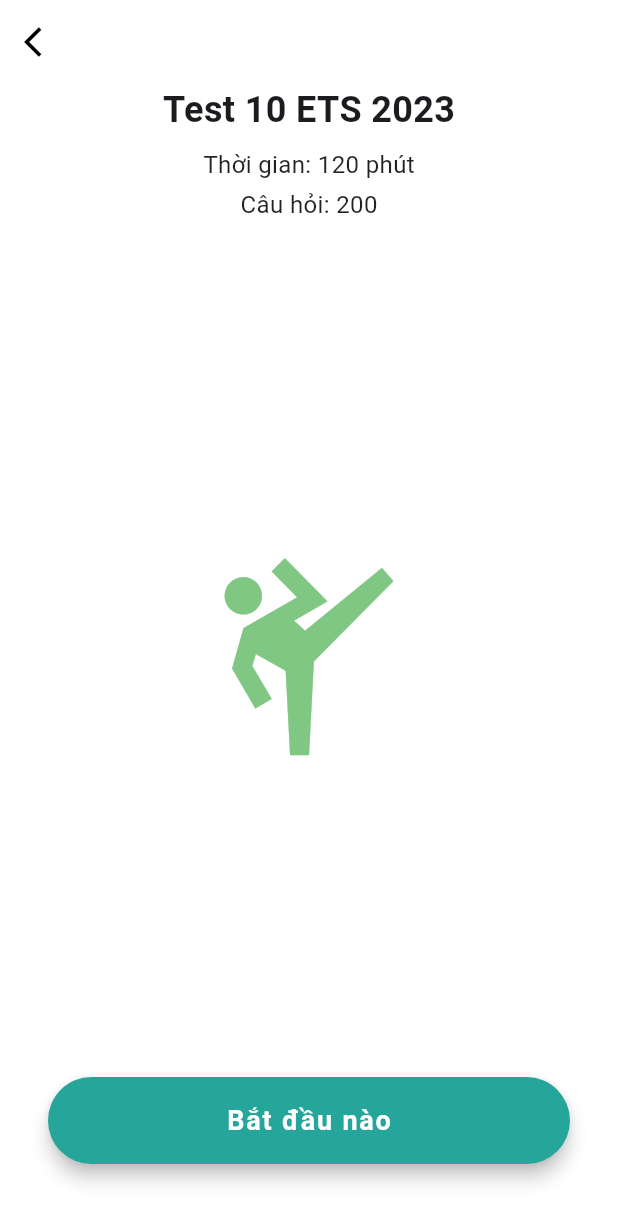
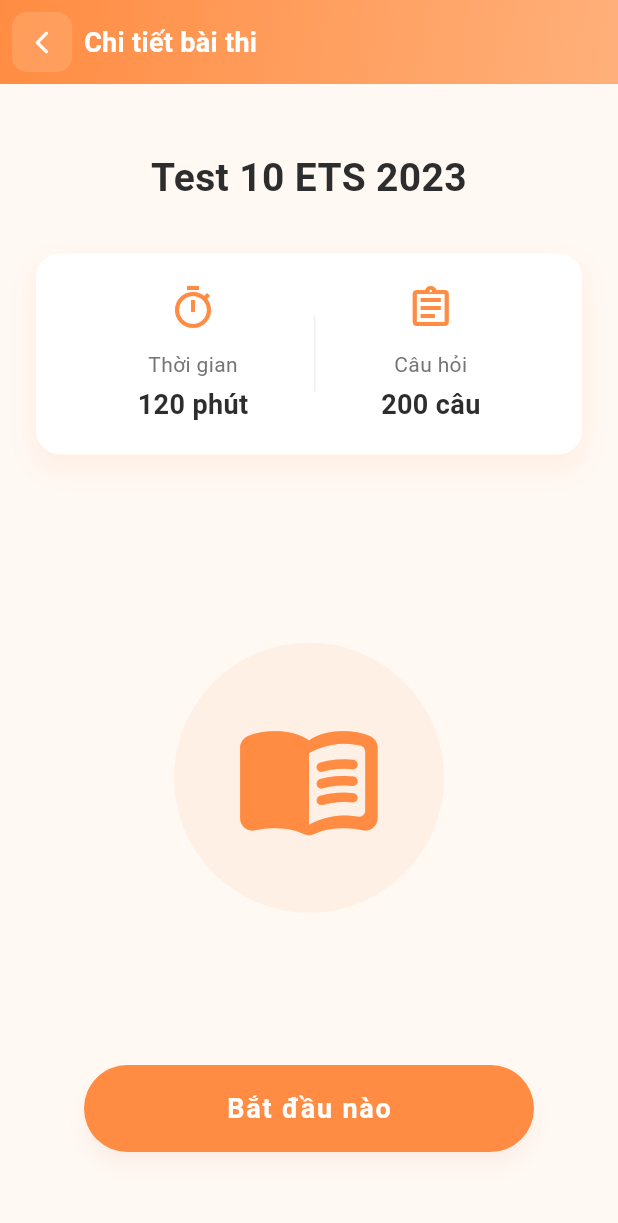
Before and after one commit to TranMinhTan3110/toeic-mobile-app, a Flutter app: the TestListScreen screen opened directly, after a tap on an icon or button, on a phone screen of 412 x 824 dp. Shown: the top 1223 px of the screen. Run offline on Flutter 3.47's test engine with Material 3 defaults, Android fonts, the phone set to English and light mode, and no system bars.

Commit message:
feat: refactor-exam-screens-and-integrate-custom-components
- Integrate CustomAppBar into TestListScreen, TestDetailScreen, and SeeMoreScreen.
- Restructure TestDetailScreen UI with an info card (duration, questions) and a new style-compliant icon.
- Update StartExamButton to sync with the AppColors.primary color palette.
- Implement SeeMoreScreen using ListView combined with the TestCard widget.
- Ensure UI and color consistency across all exam-related screens.

```diff
--- a/lib/ui/screens/exam/test_detail_screen.dart
+++ b/lib/ui/screens/exam/test_detail_screen.dart
@@ -1,6 +1,8 @@
 import 'package:flutter/material.dart';
+import '../../../core/theme/app_colors.dart';
 import '../../../data/models/test_info.dart';
 import '../../widgets/buttons/start_exam_button.dart';
+import '../../widgets/common/custom_app_bar.dart';
 
 class TestDetailScreen extends StatelessWidget {
   final TestInfo testData;
@@ -10,53 +12,128 @@
   @override
   Widget build(BuildContext context) {
     return Scaffold(
-      backgroundColor: Colors.white,
-      appBar: AppBar(
-        backgroundColor: Colors.transparent,
-        elevation: 0,
-        leading: IconButton(
-          icon: const Icon(Icons.arrow_back_ios, color: Colors.black),
-          onPressed: () => Navigator.pop(context),
+      backgroundColor: AppColors.background,
+      appBar: const CustomAppBar(
+        title: 'Chi tiết bài thi',
+        // showBackButton mặc định là true trong CustomAppBar rồi nên không cần khai báo lại
       ),
-      ),
-      body: Column(
+      body: Padding(
+        padding: const EdgeInsets.all(24.0),
+        child: Column(
+          crossAxisAlignment: CrossAxisAlignment.center,
           children: [
+            const SizedBox(height: 20),
+
+            // Tiêu đề bài thi
             Text(
               testData.title,
-            style: const TextStyle(fontSize: 24, fontWeight: FontWeight.bold),
+              textAlign: TextAlign.center,
+              style: const TextStyle(
+                fontSize: 26,
+                fontWeight: FontWeight.bold,
+                color: AppColors.textPrimary, // Màu chữ chuẩn
               ),
-          const SizedBox(height: 8),
-          Text(
-            'Thời gian: ${testData.duration} phút',
-            style: const TextStyle(fontSize: 16, color: Colors.black87),
-          ),
-          const SizedBox(height: 4),
-          Text(
-            'Câu hỏi: ${testData.questionCount}',
-            style: const TextStyle(fontSize: 16, color: Colors.black87),
             ),
 
             const SizedBox(height: 32),
 
+            // Box thông tin (Thời gian & Số câu)
+            Container(
+              padding: const EdgeInsets.symmetric(vertical: 20, horizontal: 24),
+              decoration: BoxDecoration(
+                color: AppColors.surface, // Nền trắng
+                borderRadius: BorderRadius.circular(16),
+                boxShadow: const [
+                  BoxShadow(
+                    color: AppColors.shadow, // Bóng đổ màu cam nhẹ
+                    blurRadius: 15,
+                    offset: Offset(0, 8),
+                  ),
+                ],
+              ),
+              child: Row(
+                mainAxisAlignment: MainAxisAlignment.spaceEvenly,
+                children: [
+                  _buildInfoItem(
+                    icon: Icons.timer_outlined,
+                    label: 'Thời gian',
+                    value: '${testData.duration} phút',
+                  ),
+
+                  // Dòng kẻ dọc chia tách 2 cột
+                  Container(width: 1, height: 50, color: AppColors.divider),
+
+                  _buildInfoItem(
+                    icon: Icons.assignment_outlined,
+                    label: 'Câu hỏi',
+                    value: '${testData.questionCount} câu',
+                  ),
+                ],
+              ),
+            ),
+
+            const SizedBox(height: 40),
+
+            // Icon / Hình minh họa ở giữa màn hình
             Expanded(
               child: Center(
-              child: Icon(
-                Icons.sports_martial_arts,
-                size: 150,
-                color: Colors.green.shade300,
+                child: Container(
+                  padding: const EdgeInsets.all(40),
+                  decoration: const BoxDecoration(
+                    color:
+                        AppColors.surfaceVariant, // Nền cam nhạt đằng sau icon
+                    shape: BoxShape.circle,
+                  ),
+                  child: const Icon(
+                    Icons
+                        .menu_book_rounded, // Đổi sang icon sách thay cho martial_arts
+                    size: 100,
+                    color: AppColors.primary, // Đổi màu xanh thành cam chủ đạo
+                  ),
                 ),
               ),
             ),
 
+            // Nút bắt đầu
             StartExamButton(
               onPressed: () {
                 print("Bắt đầu làm bài: ${testData.title}");
+                // TODO: Thêm logic điều hướng sang màn hình làm bài
               },
             ),
 
-          const SizedBox(height: 32),
+            const SizedBox(height: 16),
           ],
+        ),
       ),
     );
   }
+
+  // Widget phụ để tái sử dụng cho cột Thời gian và Số câu hỏi
+  Widget _buildInfoItem({
+    required IconData icon,
+    required String label,
+    required String value,
+  }) {
+    return Column(
+      mainAxisSize: MainAxisSize.min,
+      children: [
+        Icon(icon, color: AppColors.primary, size: 32),
+        const SizedBox(height: 12),
+        Text(
+          label,
+          style: const TextStyle(fontSize: 14, color: AppColors.textSecondary),
+        ),
+        const SizedBox(height: 4),
+        Text(
+          value,
+          style: const TextStyle(
+            fontSize: 18,
+            fontWeight: FontWeight.bold,
+            color: AppColors.textPrimary,
+          ),
+        ),
+      ],
+    );
   }
+}
--- a/lib/ui/screens/exam/test_list_screen.dart
+++ b/lib/ui/screens/exam/test_list_screen.dart
@@ -1,8 +1,10 @@
 import 'package:flutter/material.dart';
+import '../../../core/theme/app_colors.dart';
 import '../../../data/models/test_info.dart';
 import '../../widgets/cards/test_card_widget.dart';
 import 'test_detail_screen.dart';
 import 'see_more_screen.dart';
+import '../../widgets/common/custom_app_bar.dart';
 
 class TestListScreen extends StatelessWidget {
   const TestListScreen({super.key});
@@ -23,11 +25,11 @@
     final listWriting = _generateMockTests('Writing 2023');
 
     return Scaffold(
-      backgroundColor: Colors.white,
-      appBar: AppBar(
-        title: const Text('Thi', style: TextStyle(color: Colors.white)),
-        backgroundColor: const Color(0xFF4DB6AC),
+      backgroundColor: AppColors.background,
+      appBar: const CustomAppBar(
+        title: 'Thi',
         centerTitle: true,
+        showBackButton: false, // Ẩn nút back vì đây là màn hình chính
       ),
       body: SingleChildScrollView(
         child: Padding(
@@ -63,7 +65,11 @@
         Expanded(
           child: Text(
             title,
-            style: const TextStyle(fontSize: 16, fontWeight: FontWeight.bold),
+            style: const TextStyle(
+              fontSize: 16,
+              fontWeight: FontWeight.bold,
+              color: AppColors.textPrimary, // Thêm màu cho text tiêu đề
+            ),
           ),
         ),
         TextButton(
@@ -78,7 +84,7 @@
           child: const Text(
             'Xem thêm',
             style: TextStyle(
-              color: Color(0xFF4DB6AC),
+              color: AppColors.textLink, // Màu cho link / nút bấm dạng chữ
               fontWeight: FontWeight.bold,
             ),
           ),
--- a/lib/ui/screens/test_screen.dart
+++ b/lib/ui/screens/test_screen.dart
@@ -1,6 +1,5 @@
 //dùng để test 3 widget: ReusableImageCard, BoldTextLabel, DescriptionInputBox
 import 'package:flutter/material.dart';
-import 'dart:io';
 import '../widgets/cards/reusable_image_card.dart';
 import '../shared/bold_text_label.dart';
 import '../widgets/inputs/description_input_box.dart';
@@ -14,7 +13,7 @@
 
   @override
   Widget build(BuildContext context) {
-    // Đường dẫn đến hình ảnh trên máy tính (cần test thì thêm vào assets và pubspec.yaml)
+    // Đường dẫn đến hình ảnh trên máy tính (cần test/đổi hình thì thêm hình vào assets và vào pubspec.yaml thêm đường dẫn)
     String imagePath = 'assets/images/cassette_image.jpg';
     return Scaffold(
       appBar: AppBar(
--- a/lib/ui/widgets/buttons/start_exam_button.dart
+++ b/lib/ui/widgets/buttons/start_exam_button.dart
@@ -1,4 +1,5 @@
 import 'package:flutter/material.dart';
+import '../../../core/theme/app_colors.dart';
 
 class StartExamButton extends StatelessWidget {
   final VoidCallback onPressed;
@@ -17,8 +18,9 @@
       margin: const EdgeInsets.symmetric(horizontal: 32.0, vertical: 16.0),
       child: ElevatedButton(
         style: ElevatedButton.styleFrom(
-          backgroundColor: const Color(0xFF26A69A), // Màu xanh chủ đạo
-          foregroundColor: Colors.white,
+          backgroundColor: AppColors.primary,
+          foregroundColor: AppColors.textOnPrimary,
+          shadowColor: AppColors.shadow,
           padding: const EdgeInsets.symmetric(vertical: 16.0),
           shape: RoundedRectangleBorder(
             borderRadius: BorderRadius.circular(30.0),
--- a/lib/ui/widgets/cards/reusable_image_card.dart
+++ b/lib/ui/widgets/cards/reusable_image_card.dart
@@ -24,8 +24,8 @@
         height: height ?? 250.0,
         padding: const EdgeInsets.all(12.0),
         color: Colors.white,
-        child: imagePath != null && imagePath!.isNotEmpty
-            ? Image.asset(imagePath!, fit: BoxFit.contain)
+        child: imagePath.isNotEmpty
+            ? Image.asset(imagePath, fit: BoxFit.contain)
             : const Center(
                 child: Icon(Icons.image, size: 50, color: Colors.grey),
               ),
--- a/lib/ui/widgets/common/custom_app_bar.dart
+++ b/lib/ui/widgets/common/custom_app_bar.dart
@@ -1,5 +1,5 @@
 import 'package:flutter/material.dart';
-import '../core/theme/app_colors.dart';
+import 'package:toeicmobileapp/core/theme/app_colors.dart';
 
 /// Widget AppBar dùng chung cho toàn app.
 ///
@@ -44,9 +44,8 @@
   final TextStyle? titleStyle;
 
   @override
-  Size get preferredSize => Size.fromHeight(
-        kToolbarHeight + (bottom?.preferredSize.height ?? 0),
-      );
+  Size get preferredSize =>
+      Size.fromHeight(kToolbarHeight + (bottom?.preferredSize.height ?? 0));
 
   @override
   Widget build(BuildContext context) {
@@ -62,11 +61,15 @@
       automaticallyImplyLeading: false,
       titleSpacing: showBackButton ? 0 : 16,
       leading: showBackButton
-          ? _BackButton(color: fgColor, onTap: onBack ?? () => Navigator.maybePop(context))
+          ? _BackButton(
+              color: fgColor,
+              onTap: onBack ?? () => Navigator.maybePop(context),
+            )
           : null,
       title: Text(
         title,
-        style: titleStyle ??
+        style:
+            titleStyle ??
             TextStyle(
               color: fgColor,
               fontSize: 18,
@@ -74,15 +77,10 @@
               letterSpacing: 0.2,
             ),
       ),
-      actions: [
-        if (actions != null) ...actions!,
-        const SizedBox(width: 8),
-      ],
+      actions: [if (actions != null) ...actions!, const SizedBox(width: 8)],
       bottom: bottom,
       flexibleSpace: Container(
-        decoration: const BoxDecoration(
-          gradient: AppColors.primaryGradient,
-        ),
+        decoration: const BoxDecoration(gradient: AppColors.primaryGradient),
       ),
     );
   }
```
Also changed, not shown: lib/ui/screens/exam/see_more_screen.dart (+33 -7 lines), lib/ui/widgets/common/section_header.dart (+9 -4 lines), lib/ui/widgets/practice/answer_card.dart (+9 -12 lines), lib/ui/widgets/practice/explanation_widget.dart (+14 -6 lines), lib/ui/widgets/practice/question_card.dart (+12 -4 lines), lib/ui/widgets/practice/skill_card.dart (+6 -2 lines), 1 other file. Lines whose indentation alone changed are shown as unchanged.
